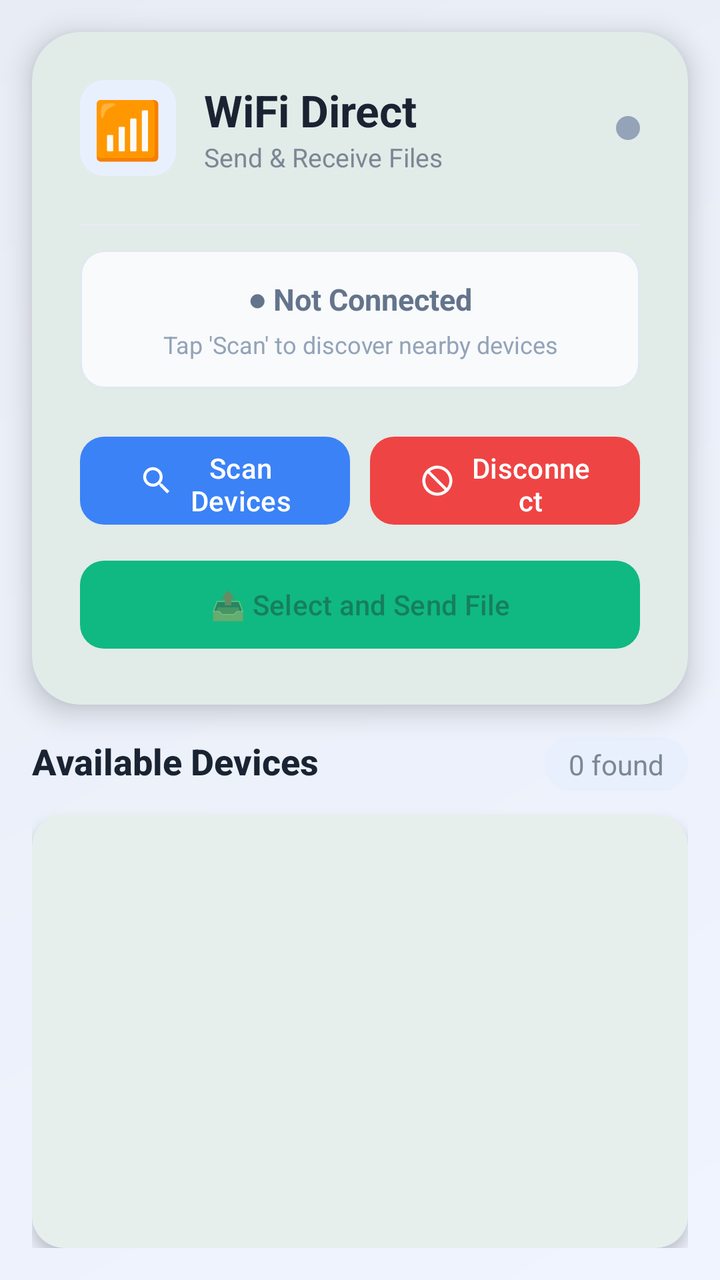
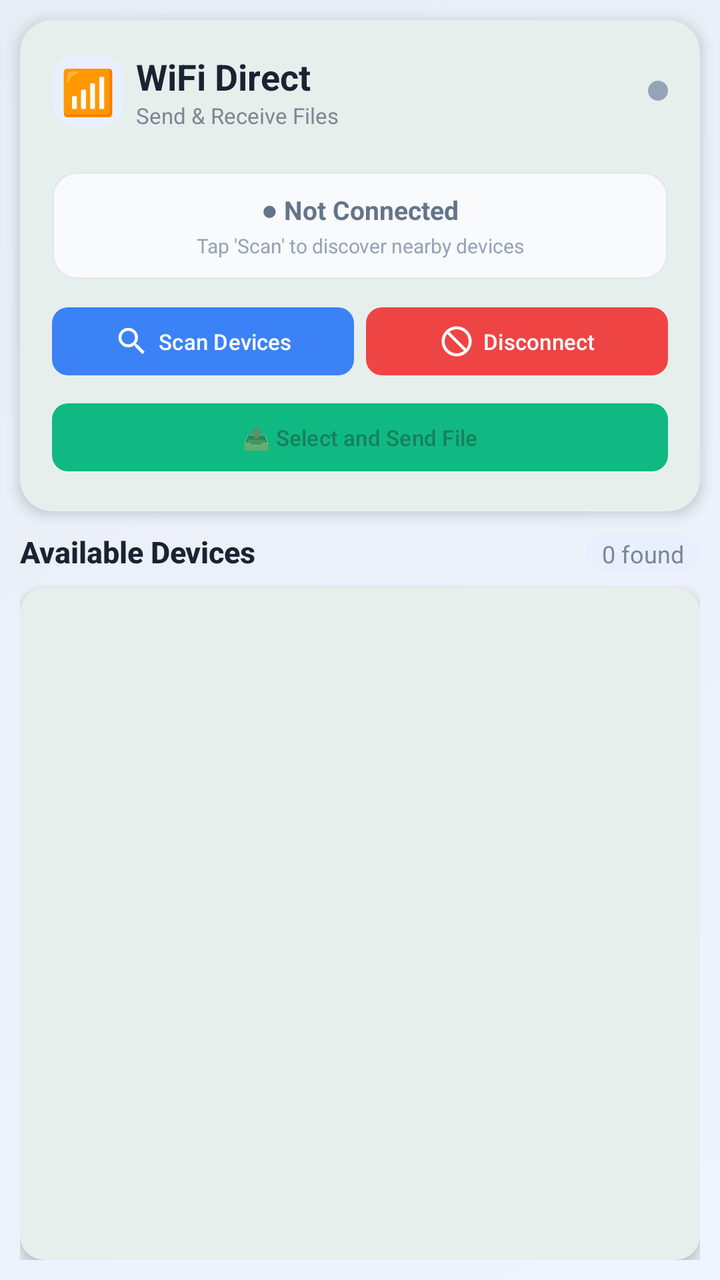

The first picture is an Android layout as it rendered before a commit; the second is the same layout after the commit. The layout source and the unified diff follow.
<!-- AndroidManifest.xml: application theme Theme.MilkDelivery -->
<!-- res/layout/activity_wifi_direct.xml -->
<?xml version="1.0" encoding="utf-8"?>
<LinearLayout xmlns:android="http://schemas.android.com/apk/res/android"
    xmlns:app="http://schemas.android.com/apk/res-auto"
    android:layout_width="match_parent"
    android:layout_height="match_parent"
    android:orientation="vertical"
    android:background="@drawable/gradient_background">

    
    <com.google.android.material.card.MaterialCardView
        android:layout_width="match_parent"
        android:layout_height="wrap_content"
        android:layout_margin="16dp"
        app:cardCornerRadius="24dp"
        app:cardElevation="8dp"
        app:cardBackgroundColor="#FFFFFF">

        <LinearLayout
            android:layout_width="match_parent"
            android:layout_height="wrap_content"
            android:orientation="vertical"
            android:padding="24dp">

            
            <LinearLayout
                android:layout_width="match_parent"
                android:layout_height="wrap_content"
                android:orientation="horizontal"
                android:gravity="center_vertical"
                android:layout_marginBottom="12dp">

                <LinearLayout
                    android:layout_width="48dp"
                    android:layout_height="48dp"
                    android:background="@drawable/icon_background"
                    android:gravity="center"
                    android:orientation="horizontal">
                    <TextView
                        android:layout_width="wrap_content"
                        android:layout_height="wrap_content"
                        android:text="📶"
                        android:textSize="28sp" />
                </LinearLayout>

                <LinearLayout
                    android:layout_width="0dp"
                    android:layout_height="wrap_content"
                    android:layout_weight="1"
                    android:orientation="vertical"
                    android:layout_marginStart="14dp">
                    <TextView
                        android:layout_width="wrap_content"
                        android:layout_height="wrap_content"
                        android:text="WiFi Direct"
                        android:textSize="22sp"
                        android:textStyle="bold"
                        android:textColor="#1A2332" />
                    <TextView
                        android:layout_width="wrap_content"
                        android:layout_height="wrap_content"
                        android:text="Send &amp; Receive Files"
                        android:textSize="13sp"
                        android:textColor="#7B8794" />
                </LinearLayout>

                
                <View
                    android:id="@+id/statusIndicator"
                    android:layout_width="12dp"
                    android:layout_height="12dp"
                    android:background="@drawable/status_indicator_off" />
            </LinearLayout>

            
            <View
                android:layout_width="match_parent"
                android:layout_height="1dp"
                android:background="#E8ECF1"
                android:layout_marginVertical="12dp" />

            
            <LinearLayout
                android:layout_width="match_parent"
                android:layout_height="wrap_content"
                android:orientation="vertical"
                android:background="@drawable/status_background"
                android:padding="14dp"
                android:layout_marginBottom="16dp">

                <TextView
                    android:id="@+id/txtConnectionStatus"
                    android:layout_width="match_parent"
                    android:layout_height="wrap_content"
                    android:text="● Not Connected"
                    android:textStyle="bold"
                    android:textSize="15sp"
                    android:textColor="#64748B"
                    android:gravity="center" />

                <TextView
                    android:id="@+id/txtStatusHint"
                    android:layout_width="match_parent"
                    android:layout_height="wrap_content"
                    android:text="Tap 'Scan' to discover nearby devices"
                    android:textSize="12sp"
                    android:textColor="#94A3B8"
                    android:gravity="center"
                    android:layout_marginTop="4dp" />
            </LinearLayout>

            
            <LinearLayout
                android:layout_width="match_parent"
                android:layout_height="wrap_content"
                android:orientation="horizontal"
                android:layout_marginTop="4dp">

                <com.google.android.material.button.MaterialButton
                    android:id="@+id/btnScan"
                    android:layout_width="0dp"
                    android:layout_height="52dp"
                    android:layout_weight="1"
                    android:text="Scan Devices"
                    android:textAllCaps="false"
                    android:textSize="14sp"
                    app:icon="@drawable/ic_scan"
                    app:iconGravity="textStart"
                    app:iconPadding="8dp"
                    app:cornerRadius="12dp"
                    app:backgroundTint="#3B82F6"
                    android:fontFamily="sans-serif-medium" />

                <com.google.android.material.button.MaterialButton
                    android:id="@+id/btnDisconnect"
                    android:layout_width="0dp"
                    android:layout_height="52dp"
                    android:layout_weight="1"
                    android:text="Disconnect"
                    android:textAllCaps="false"
                    android:textSize="14sp"
                    app:icon="@drawable/ic_disconnect"
                    app:iconGravity="textStart"
                    app:iconPadding="8dp"
                    app:cornerRadius="12dp"
                    app:backgroundTint="#EF4444"
                    android:fontFamily="sans-serif-medium"
                    android:layout_marginStart="10dp" />
            </LinearLayout>


            
            <ProgressBar
                android:id="@+id/progressBar"
                style="?android:attr/progressBarStyleHorizontal"
                android:layout_width="match_parent"
                android:layout_height="4dp"
                android:layout_marginTop="8dp"
                android:visibility="gone"
                android:progressTint="#10B981" />

            
            <com.google.android.material.button.MaterialButton
                android:id="@+id/btnSendFile"
                android:layout_width="match_parent"
                android:layout_height="52dp"
                android:layout_marginTop="10dp"
                android:text="📤 Select and Send File"
                android:textAllCaps="false"
                android:textSize="14sp"
                app:cornerRadius="12dp"
                app:backgroundTint="#10B981"
                android:enabled="false"
                android:fontFamily="sans-serif-medium" />

        </LinearLayout>

    </com.google.android.material.card.MaterialCardView>

    
    <LinearLayout
        android:layout_width="match_parent"
        android:layout_height="0dp"
        android:layout_weight="1"
        android:orientation="vertical"
        android:layout_marginHorizontal="16dp"
        android:layout_marginBottom="16dp">

        <LinearLayout
            android:layout_width="match_parent"
            android:layout_height="wrap_content"
            android:orientation="horizontal"
            android:layout_marginBottom="12dp">

            <TextView
                android:layout_width="0dp"
                android:layout_height="wrap_content"
                android:layout_weight="1"
                android:text="Available Devices"
                android:textSize="18sp"
                android:textStyle="bold"
                android:textColor="#1A2332"
                android:fontFamily="sans-serif-medium" />

            <TextView
                android:id="@+id/txtDeviceCount"
                android:layout_width="wrap_content"
                android:layout_height="wrap_content"
                android:text="0 found"
                android:textSize="14sp"
                android:textColor="#7B8794"
                android:background="@drawable/count_badge"
                android:paddingHorizontal="12dp"
                android:paddingVertical="4dp" />
        </LinearLayout>

        <com.google.android.material.card.MaterialCardView
            android:layout_width="match_parent"
            android:layout_height="match_parent"
            app:cardCornerRadius="16dp"
            app:cardElevation="4dp"
            app:cardBackgroundColor="#FFFFFF">

            <androidx.recyclerview.widget.RecyclerView
                android:id="@+id/recyclerDevices"
                android:layout_width="match_parent"
                android:layout_height="match_parent"
                android:padding="8dp"
                android:clipToPadding="false"
                android:scrollbars="vertical" />

        </com.google.android.material.card.MaterialCardView>

        <TextView
            android:id="@+id/txtEmptyState"
            android:layout_width="match_parent"
            android:layout_height="wrap_content"
            android:text="No devices found\nTap 'Scan Devices' to discover"
            android:textSize="14sp"
            android:textColor="#94A3B8"
            android:gravity="center"
            android:padding="24dp"
            android:visibility="gone" />

    </LinearLayout>

</LinearLayout>
<!-- resources referenced by this layout -->
<resources>
  <!-- drawable count_badge (drawable) -->
  <?xml version="1.0" encoding="utf-8"?>
  <shape xmlns:android="http://schemas.android.com/apk/res/android">
      <solid android:color="#E8F0FE" />
      <corners android:radius="20dp" />
  </shape>
  <!-- drawable gradient_background (drawable) -->
  <?xml version="1.0" encoding="utf-8"?>
  <shape xmlns:android="http://schemas.android.com/apk/res/android">
      <gradient
          android:startColor="#F0F4FF"
          android:endColor="#E8EDF5"
          android:angle="135" />
  </shape>
  <!-- drawable ic_scan (drawable) -->
  <?xml version="1.0" encoding="utf-8"?>
  <vector xmlns:android="http://schemas.android.com/apk/res/android"
      android:width="24dp"
      android:height="24dp"
      android:viewportWidth="24"
      android:viewportHeight="24">
      <path
          android:fillColor="#FFFFFF"
          android:pathData="M15.5,14h-0.79l-0.28,-0.27C15.41,12.59 16,11.11 16,9.5 16,5.91 13.09,3 9.5,3S3,5.91 3,9.5 5.91,16 9.5,16c1.61,0 3.09,-0.59 4.23,-1.57l0.27,0.28v0.79l5,4.99L20.49,19l-4.99,-5zM9.5,14C7.01,14 5,11.99 5,9.5S7.01,5 9.5,5 14,7.01 14,9.5 11.99,14 9.5,14z"/>
  </vector>
  <!-- drawable icon_background (drawable) -->
  <?xml version="1.0" encoding="utf-8"?>
  <shape xmlns:android="http://schemas.android.com/apk/res/android">
      <solid android:color="#E8F0FE" />
      <corners android:radius="12dp" />
  </shape>
  <!-- drawable status_background (drawable) -->
  <?xml version="1.0" encoding="utf-8"?>
  <shape xmlns:android="http://schemas.android.com/apk/res/android">
      <solid android:color="#F8FAFC" />
      <corners android:radius="12dp" />
      <stroke android:width="1dp" android:color="#E2E8F0" />
  </shape>
  <!-- drawable status_indicator_off (drawable) -->
  <?xml version="1.0" encoding="utf-8"?>
  <shape xmlns:android="http://schemas.android.com/apk/res/android">
      <solid android:color="#94A3B8" />
      <corners android:radius="6dp" />
  </shape>
  <color name="primary">#005B41</color>
  <color name="primary_dark">#00402E</color>
  <color name="secondary">#03DAC6</color>
  <color name="surface">#FFFFFF</color>
  <color name="on_surface">#212121</color>
  <color name="background">#FAFAFA</color>
  <color name="surface_variant">#F4F4F4</color>
  <color name="on_surface_variant">#555555</color>
  <!-- unchanged entries left out for length: 2 -->
</resources>

<!-- the commit's change to res/layout/activity_wifi_direct.xml (unified diff, before → after) -->
@@ -4,22 +4,23 @@
     android:layout_width="match_parent"
     android:layout_height="match_parent"
     android:orientation="vertical"
+    android:fitsSystemWindows="true"
     android:background="@drawable/gradient_background">
 
     
     <com.google.android.material.card.MaterialCardView
         android:layout_width="match_parent"
         android:layout_height="wrap_content"
-        android:layout_margin="16dp"
-        app:cardCornerRadius="24dp"
-        app:cardElevation="8dp"
+        android:layout_margin="@dimen/wifi_card_margin"
+        app:cardCornerRadius="@dimen/wifi_card_corner"
+        app:cardElevation="@dimen/wifi_card_elevation"
         app:cardBackgroundColor="#FFFFFF">
 
         <LinearLayout
             android:layout_width="match_parent"
             android:layout_height="wrap_content"
             android:orientation="vertical"
-            android:padding="24dp">
+            android:padding="@dimen/wifi_card_padding">
 
             
             <LinearLayout
@@ -27,11 +28,11 @@
                 android:layout_height="wrap_content"
                 android:orientation="horizontal"
                 android:gravity="center_vertical"
-                android:layout_marginBottom="12dp">
+                android:layout_marginBottom="@dimen/wifi_margin_medium">
 
                 <LinearLayout
-                    android:layout_width="48dp"
-                    android:layout_height="48dp"
+                    android:layout_width="@dimen/wifi_icon_size"
+                    android:layout_height="@dimen/wifi_icon_size"
                     android:background="@drawable/icon_background"
                     android:gravity="center"
                     android:orientation="horizontal">
@@ -39,7 +40,7 @@
                         android:layout_width="wrap_content"
                         android:layout_height="wrap_content"
                         android:text="📶"
-                        android:textSize="28sp" />
+                        android:textSize="@dimen/wifi_icon_text_size" />
                 </LinearLayout>
 
                 <LinearLayout
@@ -47,27 +48,27 @@
                     android:layout_height="wrap_content"
                     android:layout_weight="1"
                     android:orientation="vertical"
-                    android:layout_marginStart="14dp">
+                    android:layout_marginStart="@dimen/wifi_margin_small">
                     <TextView
                         android:layout_width="wrap_content"
                         android:layout_height="wrap_content"
                         android:text="WiFi Direct"
-                        android:textSize="22sp"
+                        android:textSize="@dimen/wifi_title_size"
                         android:textStyle="bold"
                         android:textColor="#1A2332" />
                     <TextView
                         android:layout_width="wrap_content"
                         android:layout_height="wrap_content"
                         android:text="Send &amp; Receive Files"
-                        android:textSize="13sp"
+                        android:textSize="@dimen/wifi_subtitle_size"
                         android:textColor="#7B8794" />
                 </LinearLayout>
 
                 
                 <View
                     android:id="@+id/statusIndicator"
-                    android:layout_width="12dp"
-                    android:layout_height="12dp"
+                    android:layout_width="@dimen/wifi_indicator_size"
+                    android:layout_height="@dimen/wifi_indicator_size"
                     android:background="@drawable/status_indicator_off" />
             </LinearLayout>
 
@@ -76,7 +77,7 @@
                 android:layout_width="match_parent"
                 android:layout_height="1dp"
                 android:background="#E8ECF1"
-                android:layout_marginVertical="12dp" />
+                android:layout_marginVertical="@dimen/wifi_margin_small" />
 
             
             <LinearLayout
@@ -84,8 +85,8 @@
                 android:layout_height="wrap_content"
                 android:orientation="vertical"
                 android:background="@drawable/status_background"
-                android:padding="14dp"
-                android:layout_marginBottom="16dp">
+                android:padding="@dimen/wifi_status_padding"
+                android:layout_marginBottom="@dimen/wifi_margin_medium">
 
                 <TextView
                     android:id="@+id/txtConnectionStatus"
@@ -93,7 +94,7 @@
                     android:layout_height="wrap_content"
                     android:text="● Not Connected"
                     android:textStyle="bold"
-                    android:textSize="15sp"
+                    android:textSize="@dimen/wifi_status_text_size"
                     android:textColor="#64748B"
                     android:gravity="center" />
 
@@ -102,10 +103,10 @@
                     android:layout_width="match_parent"
                     android:layout_height="wrap_content"
                     android:text="Tap 'Scan' to discover nearby devices"
-                    android:textSize="12sp"
+                    android:textSize="@dimen/wifi_hint_text_size"
                     android:textColor="#94A3B8"
                     android:gravity="center"
-                    android:layout_marginTop="4dp" />
+                    android:layout_marginTop="@dimen/wifi_margin_tiny" />
             </LinearLayout>
 
             
@@ -113,48 +114,47 @@
                 android:layout_width="match_parent"
                 android:layout_height="wrap_content"
                 android:orientation="horizontal"
-                android:layout_marginTop="4dp">
+                android:layout_marginTop="@dimen/wifi_margin_tiny">
 
                 <com.google.android.material.button.MaterialButton
                     android:id="@+id/btnScan"
                     android:layout_width="0dp"
-                    android:layout_height="52dp"
+                    android:layout_height="@dimen/wifi_button_height"
                     android:layout_weight="1"
                     android:text="Scan Devices"
                     android:textAllCaps="false"
-                    android:textSize="14sp"
+                    android:textSize="@dimen/wifi_button_text_size"
                     app:icon="@drawable/ic_scan"
                     app:iconGravity="textStart"
-                    app:iconPadding="8dp"
-                    app:cornerRadius="12dp"
+                    app:iconPadding="@dimen/wifi_icon_padding"
+                    app:cornerRadius="@dimen/wifi_button_corner"
                     app:backgroundTint="#3B82F6"
                     android:fontFamily="sans-serif-medium" />
 
                 <com.google.android.material.button.MaterialButton
                     android:id="@+id/btnDisconnect"
                     android:layout_width="0dp"
-                    android:layout_height="52dp"
+                    android:layout_height="@dimen/wifi_button_height"
                     android:layout_weight="1"
                     android:text="Disconnect"
                     android:textAllCaps="false"
-                    android:textSize="14sp"
+                    android:textSize="@dimen/wifi_button_text_size"
                     app:icon="@drawable/ic_disconnect"
                     app:iconGravity="textStart"
-                    app:iconPadding="8dp"
-                    app:cornerRadius="12dp"
+                    app:iconPadding="@dimen/wifi_icon_padding"
+                    app:cornerRadius="@dimen/wifi_button_corner"
                     app:backgroundTint="#EF4444"
                     android:fontFamily="sans-serif-medium"
-                    android:layout_marginStart="10dp" />
+                    android:layout_marginStart="@dimen/wifi_button_margin" />
             </LinearLayout>
-
 
             
             <ProgressBar
                 android:id="@+id/progressBar"
                 style="?android:attr/progressBarStyleHorizontal"
                 android:layout_width="match_parent"
-                android:layout_height="4dp"
-                android:layout_marginTop="8dp"
+                android:layout_height="@dimen/wifi_progress_height"
+                android:layout_marginTop="@dimen/wifi_margin_small"
                 android:visibility="gone"
                 android:progressTint="#10B981" />
 
@@ -162,12 +162,12 @@
             <com.google.android.material.button.MaterialButton
                 android:id="@+id/btnSendFile"
                 android:layout_width="match_parent"
-                android:layout_height="52dp"
-                android:layout_marginTop="10dp"
+                android:layout_height="@dimen/wifi_button_height"
+                android:layout_marginTop="@dimen/wifi_margin_small"
                 android:text="📤 Select and Send File"
                 android:textAllCaps="false"
-                android:textSize="14sp"
-                app:cornerRadius="12dp"
+                android:textSize="@dimen/wifi_button_text_size"
+                app:cornerRadius="@dimen/wifi_button_corner"
                 app:backgroundTint="#10B981"
                 android:enabled="false"
                 android:fontFamily="sans-serif-medium" />
@@ -182,21 +182,21 @@
         android:layout_height="0dp"
         android:layout_weight="1"
         android:orientation="vertical"
-        android:layout_marginHorizontal="16dp"
-        android:layout_marginBottom="16dp">
+        android:layout_marginHorizontal="@dimen/wifi_card_margin"
+        android:layout_marginBottom="@dimen/wifi_card_margin">
 
         <LinearLayout
             android:layout_width="match_parent"
             android:layout_height="wrap_content"
             android:orientation="horizontal"
-            android:layout_marginBottom="12dp">
+            android:layout_marginBottom="@dimen/wifi_margin_medium">
 
             <TextView
                 android:layout_width="0dp"
                 android:layout_height="wrap_content"
                 android:layout_weight="1"
                 android:text="Available Devices"
-                android:textSize="18sp"
+                android:textSize="@dimen/wifi_list_title_size"
                 android:textStyle="bold"
                 android:textColor="#1A2332"
                 android:fontFamily="sans-serif-medium" />
@@ -206,25 +206,25 @@
                 android:layout_width="wrap_content"
                 android:layout_height="wrap_content"
                 android:text="0 found"
-                android:textSize="14sp"
+                android:textSize="@dimen/wifi_count_text_size"
                 android:textColor="#7B8794"
                 android:background="@drawable/count_badge"
-                android:paddingHorizontal="12dp"
-                android:paddingVertical="4dp" />
+                android:paddingHorizontal="@dimen/wifi_count_padding_h"
+                android:paddingVertical="@dimen/wifi_count_padding_v" />
         </LinearLayout>
 
         <com.google.android.material.card.MaterialCardView
             android:layout_width="match_parent"
             android:layout_height="match_parent"
-            app:cardCornerRadius="16dp"
-            app:cardElevation="4dp"
+            app:cardCornerRadius="@dimen/wifi_list_corner"
+            app:cardElevation="@dimen/wifi_card_elevation"
             app:cardBackgroundColor="#FFFFFF">
 
             <androidx.recyclerview.widget.RecyclerView
                 android:id="@+id/recyclerDevices"
                 android:layout_width="match_parent"
                 android:layout_height="match_parent"
-                android:padding="8dp"
+                android:padding="@dimen/wifi_list_padding"
                 android:clipToPadding="false"
                 android:scrollbars="vertical" />
 
@@ -235,10 +235,10 @@
             android:layout_width="match_parent"
             android:layout_height="wrap_content"
             android:text="No devices found\nTap 'Scan Devices' to discover"
-            android:textSize="14sp"
+            android:textSize="@dimen/wifi_empty_text_size"
             android:textColor="#94A3B8"
             android:gravity="center"
-            android:padding="24dp"
+            android:padding="@dimen/wifi_empty_padding"
             android:visibility="gone" />
 
     </LinearLayout>
<!-- resource entries referenced after the edit -->
@@ -1,5 +1,34 @@
 <!-- resources referenced by this layout -->
 <resources>
+  <dimen name="wifi_button_corner">12dp</dimen>
+  <dimen name="wifi_button_height">52dp</dimen>
+  <dimen name="wifi_button_margin">10dp</dimen>
+  <dimen name="wifi_button_text_size">14sp</dimen>
+  <dimen name="wifi_card_corner">24dp</dimen>
+  <dimen name="wifi_card_elevation">8dp</dimen>
+  <dimen name="wifi_card_margin">16dp</dimen>
+  <dimen name="wifi_card_padding">24dp</dimen>
+  <dimen name="wifi_count_padding_h">12dp</dimen>
+  <dimen name="wifi_count_padding_v">4dp</dimen>
+  <dimen name="wifi_count_text_size">14sp</dimen>
+  <dimen name="wifi_empty_padding">24dp</dimen>
+  <dimen name="wifi_empty_text_size">14sp</dimen>
+  <dimen name="wifi_hint_text_size">12sp</dimen>
+  <dimen name="wifi_icon_padding">8dp</dimen>
+  <dimen name="wifi_icon_size">48dp</dimen>
+  <dimen name="wifi_icon_text_size">28sp</dimen>
+  <dimen name="wifi_indicator_size">12dp</dimen>
+  <dimen name="wifi_list_corner">16dp</dimen>
+  <dimen name="wifi_list_padding">8dp</dimen>
+  <dimen name="wifi_list_title_size">18sp</dimen>
+  <dimen name="wifi_margin_medium">12dp</dimen>
+  <dimen name="wifi_margin_small">8dp</dimen>
+  <dimen name="wifi_margin_tiny">4dp</dimen>
+  <dimen name="wifi_progress_height">4dp</dimen>
+  <dimen name="wifi_status_padding">14dp</dimen>
+  <dimen name="wifi_status_text_size">15sp</dimen>
+  <dimen name="wifi_subtitle_size">13sp</dimen>
+  <dimen name="wifi_title_size">22sp</dimen>
   <!-- drawable count_badge (drawable) -->
   <?xml version="1.0" encoding="utf-8"?>
   <shape xmlns:android="http://schemas.android.com/apk/res/android">
